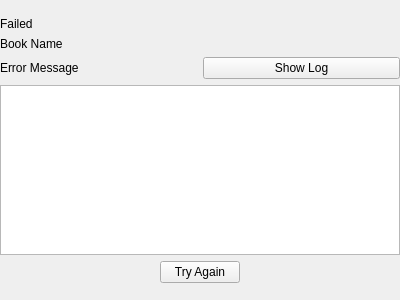
Old version of the form Android/EpubWrapperAndroid/FailedWidget.ui in the repository seagullua/EPubWrapper.
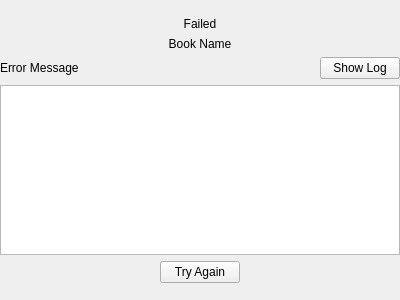
New version of the form.

The edit to the form file:
```diff
--- a/Android/EpubWrapperAndroid/FailedWidget.ui
+++ b/Android/EpubWrapperAndroid/FailedWidget.ui
@@ -49,6 +49,12 @@
        <property name="text">
         <string>Failed</string>
        </property>
+       <property name="alignment">
+        <set>Qt::AlignCenter</set>
+       </property>
+       <property name="wordWrap">
+        <bool>true</bool>
+       </property>
       </widget>
      </item>
      <item>
@@ -56,6 +62,12 @@
        <property name="text">
         <string>Book Name</string>
        </property>
+       <property name="alignment">
+        <set>Qt::AlignCenter</set>
+       </property>
+       <property name="wordWrap">
+        <bool>true</bool>
+       </property>
       </widget>
      </item>
      <item>
@@ -65,8 +77,24 @@
          <property name="text">
           <string>Error Message</string>
          </property>
+         <property name="wordWrap">
+          <bool>true</bool>
+         </property>
         </widget>
        </item>
+       <item>
+        <spacer name="horizontalSpacer">
+         <property name="orientation">
+          <enum>Qt::Horizontal</enum>
+         </property>
+         <property name="sizeHint" stdset="0">
+          <size>
+           <width>40</width>
+           <height>20</height>
+          </size>
+         </property>
+        </spacer>
+       </item>
        <item>
         <widget class="QPushButton" name="resultShowLog">
          <property name="text">
```
